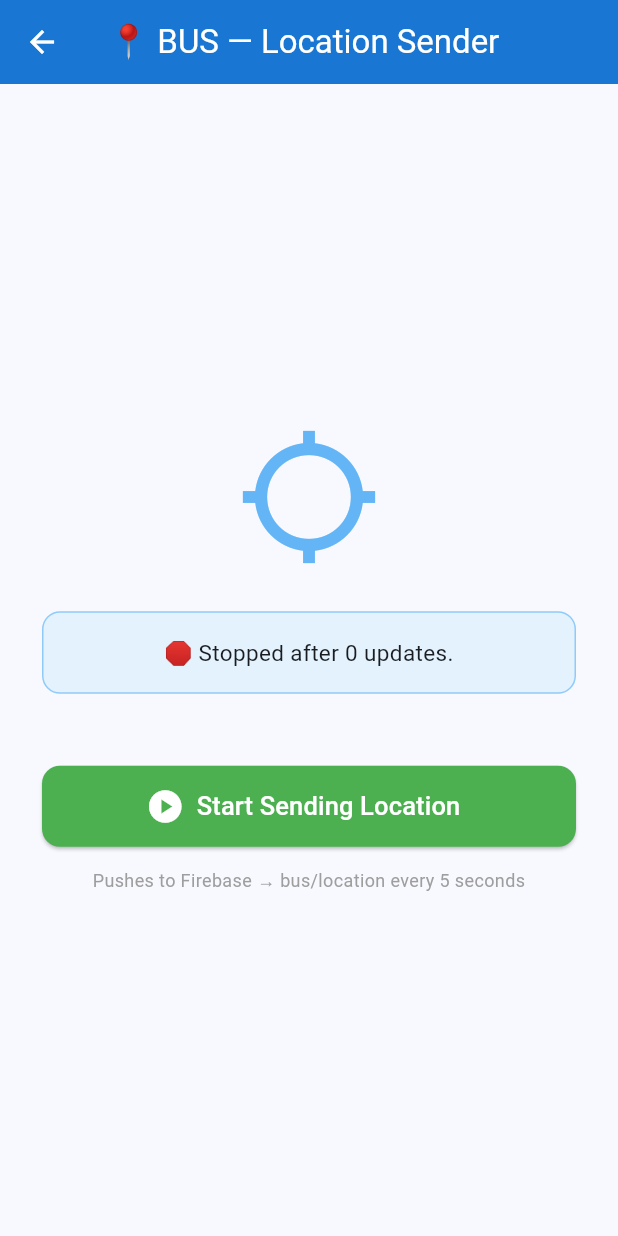
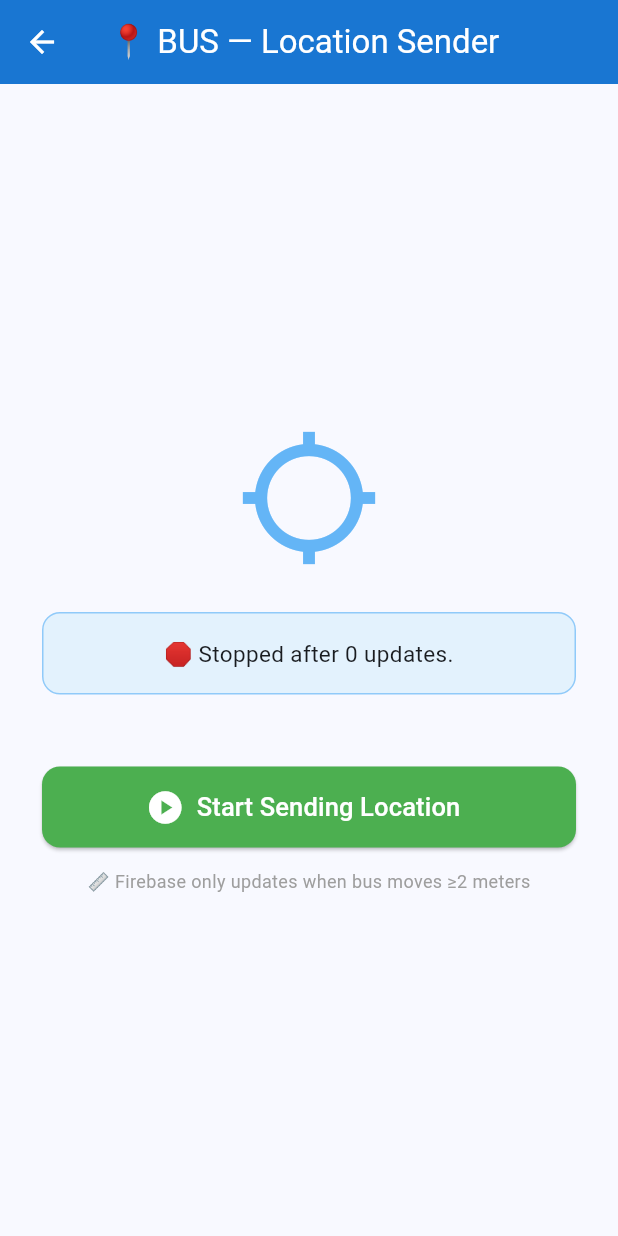
Before and after one commit to samyyuukthaaa/blinnow, a Flutter app: the LocationSenderScreen screen opened directly, after a tap on "Start Sending Location", after a tap on "Stop Sending", on a phone screen of 412 x 824 dp. Run offline on Flutter 3.47's test engine with Material 3 defaults, Android fonts, the phone set to English and light mode, and no system bars; our stand-ins replace firebase_core, firebase_database, flutter_tts, geolocator; accounts and stored records are empty.

Commit message:
Update location_sender_screen.dart

```diff
--- a/lib/location_sender_screen.dart
+++ b/lib/location_sender_screen.dart
@@ -1,13 +1,7 @@
-import 'dart:async';
 import 'package:flutter/material.dart';
 import 'package:geolocator/geolocator.dart';
 import 'package:firebase_database/firebase_database.dart';
 
-/// ─────────────────────────────────────────────
-/// LAPTOP / BUS SCREEN
-/// Gets GPS every 5 seconds → pushes to Firebase
-/// at path:  bus/location  { lat, lng, timestamp }
-/// ─────────────────────────────────────────────
 class LocationSenderScreen extends StatefulWidget {
   const LocationSenderScreen({super.key});
 
@@ -19,20 +13,19 @@ class _LocationSenderScreenState extends State<LocationSenderScreen> {
   final DatabaseReference _dbRef =
       FirebaseDatabase.instance.ref('bus/location');
 
-  Timer? _timer;
   bool _sending = false;
   int _updateCount = 0;
-  double? _lat;
-  double? _lng;
+  double? _lat, _lng;
   String _status = 'Press Start to begin sending location.';
+
+  dynamic _positionStream;
 
   @override
   void dispose() {
-    _timer?.cancel();
+    _positionStream?.cancel();
     super.dispose();
   }
 
-  // ── Permission check ─────────────────────────
   Future<bool> _requestPermission() async {
     bool serviceOn = await Geolocator.isLocationServiceEnabled();
     if (!serviceOn) {
@@ -40,54 +33,53 @@ class _LocationSenderScreenState extends State<LocationSenderScreen> {
       return false;
     }
     LocationPermission p = await Geolocator.checkPermission();
-    if (p == LocationPermission.denied) {
-      p = await Geolocator.requestPermission();
-    }
-    if (p == LocationPermission.denied ||
-        p == LocationPermission.deniedForever) {
+    if (p == LocationPermission.denied) p = await Geolocator.requestPermission();
+    if (p == LocationPermission.denied || p == LocationPermission.deniedForever) {
       _set('❌ Location permission denied.');
       return false;
     }
     return true;
   }
 
-  // ── Start ────────────────────────────────────
   Future<void> _start() async {
     if (!await _requestPermission()) return;
     setState(() {
       _sending = true;
       _updateCount = 0;
-      _status = 'Starting...';
+      _status = '🔍 Getting first location...';
     });
-    await _push(); // immediate first push
-    _timer = Timer.periodic(const Duration(seconds: 5), (_) => _push());
+
+    _positionStream = Geolocator.getPositionStream(
+      locationSettings: const LocationSettings(
+        accuracy: LocationAccuracy.high,
+        distanceFilter: 2, // ← fires every 2 meters
+      ),
+    ).listen(
+      (position) => _push(position),
+      onError: (e) => _set('⚠️ GPS Error: $e'),
+    );
   }
 
-  // ── Push one GPS reading to Firebase ─────────
-  Future<void> _push() async {
+  Future<void> _push(position) async {
     try {
-      final pos = await Geolocator.getCurrentPosition(
-        desiredAccuracy: LocationAccuracy.high,
-      );
       await _dbRef.set({
-        'lat': pos.latitude,
-        'lng': pos.longitude,
+        'lat': position.latitude,
+        'lng': position.longitude,
         'timestamp': ServerValue.timestamp,
       });
       setState(() {
-        _lat = pos.latitude;
-        _lng = pos.longitude;
+        _lat = position.latitude;
+        _lng = position.longitude;
         _updateCount++;
-        _status = '✅ Sent update #$_updateCount  (${_now()})';
+        _status = '✅ Sent update #$_updateCount  (${_now()})\n📏 Triggered after ≥2m movement';
       });
     } catch (e) {
-      _set('⚠️ Error: $e');
+      _set('⚠️ Firebase error: $e');
     }
   }
 
-  // ── Stop ─────────────────────────────────────
   void _stop() {
-    _timer?.cancel();
+    _positionStream?.cancel();
     setState(() {
       _sending = false;
       _status = '🛑 Stopped after $_updateCount updates.';
@@ -97,7 +89,6 @@ class _LocationSenderScreenState extends State<LocationSenderScreen> {
   void _set(String msg) => setState(() => _status = msg);
   String _now() => DateTime.now().toLocal().toString().substring(11, 19);
 
-  // ── UI ───────────────────────────────────────
   @override
   Widget build(BuildContext context) {
     return Scaffold(
@@ -112,15 +103,27 @@ class _LocationSenderScreenState extends State<LocationSenderScreen> {
           child: Column(
             mainAxisAlignment: MainAxisAlignment.center,
             children: [
-              // GPS icon pulses green when sending
-              Icon(
-                _sending ? Icons.gps_fixed : Icons.gps_not_fixed,
-                size: 96,
-                color: _sending ? Colors.green : Colors.blue.shade300,
+              AnimatedSwitcher(
+                duration: const Duration(milliseconds: 400),
+                child: Icon(
+                  _sending ? Icons.gps_fixed : Icons.gps_not_fixed,
+                  key: ValueKey(_sending),
+                  size: 96,
+                  color: _sending ? Colors.green : Colors.blue.shade300,
+                ),
               ),
-              const SizedBox(height: 28),
+              const SizedBox(height: 8),
+              if (_sending)
+                const Text(
+                  '🔴 LIVE — Updates every 2 meters',
+                  style: TextStyle(
+                    color: Colors.green,
+                    fontWeight: FontWeight.bold,
+                    fontSize: 13,
+                  ),
+                ),
+              const SizedBox(height: 20),
 
-              // Status box
               Container(
                 width: double.infinity,
                 padding: const EdgeInsets.all(16),
@@ -137,28 +140,39 @@ class _LocationSenderScreenState extends State<LocationSenderScreen> {
               ),
               const SizedBox(height: 16),
 
-              // Coordinates card
               if (_lat != null)
                 Card(
                   shape: RoundedRectangleBorder(
                       borderRadius: BorderRadius.circular(12)),
+                  elevation: 4,
                   child: Padding(
                     padding: const EdgeInsets.symmetric(
                         vertical: 14, horizontal: 24),
                     child: Column(
                       children: [
-                        _coordRow(
-                            Icons.north, 'Latitude', _lat!, Colors.red),
+                        _coordRow(Icons.north, 'Latitude', _lat!, Colors.red),
                         const Divider(height: 16),
-                        _coordRow(Icons.east, 'Longitude', _lng!,
-                            Colors.blue),
+                        _coordRow(Icons.east, 'Longitude', _lng!, Colors.blue),
+                        const Divider(height: 16),
+                        Row(
+                          mainAxisAlignment: MainAxisAlignment.center,
+                          children: [
+                            const Icon(Icons.upload, size: 18, color: Colors.green),
+                            const SizedBox(width: 8),
+                            Text(
+                              'Total pushes to Firebase: $_updateCount',
+                              style: const TextStyle(
+                                  fontWeight: FontWeight.w600,
+                                  color: Colors.green),
+                            ),
+                          ],
+                        ),
                       ],
                     ),
                   ),
                 ),
               const SizedBox(height: 32),
 
-              // Start / Stop button
               SizedBox(
                 width: double.infinity,
                 height: 54,
@@ -182,7 +196,7 @@ class _LocationSenderScreenState extends State<LocationSenderScreen> {
               ),
               const SizedBox(height: 14),
               const Text(
-                'Pushes to Firebase → bus/location every 5 seconds',
+                '📏 Firebase only updates when bus moves ≥2 meters',
                 style: TextStyle(fontSize: 12, color: Colors.grey),
                 textAlign: TextAlign.center,
               ),
@@ -193,8 +207,7 @@ class _LocationSenderScreenState extends State<LocationSenderScreen> {
     );
   }
 
-  Widget _coordRow(
-      IconData icon, String label, double value, Color color) {
+  Widget _coordRow(IconData icon, String label, double value, Color color) {
     return Row(
       mainAxisAlignment: MainAxisAlignment.center,
       children: [
```
